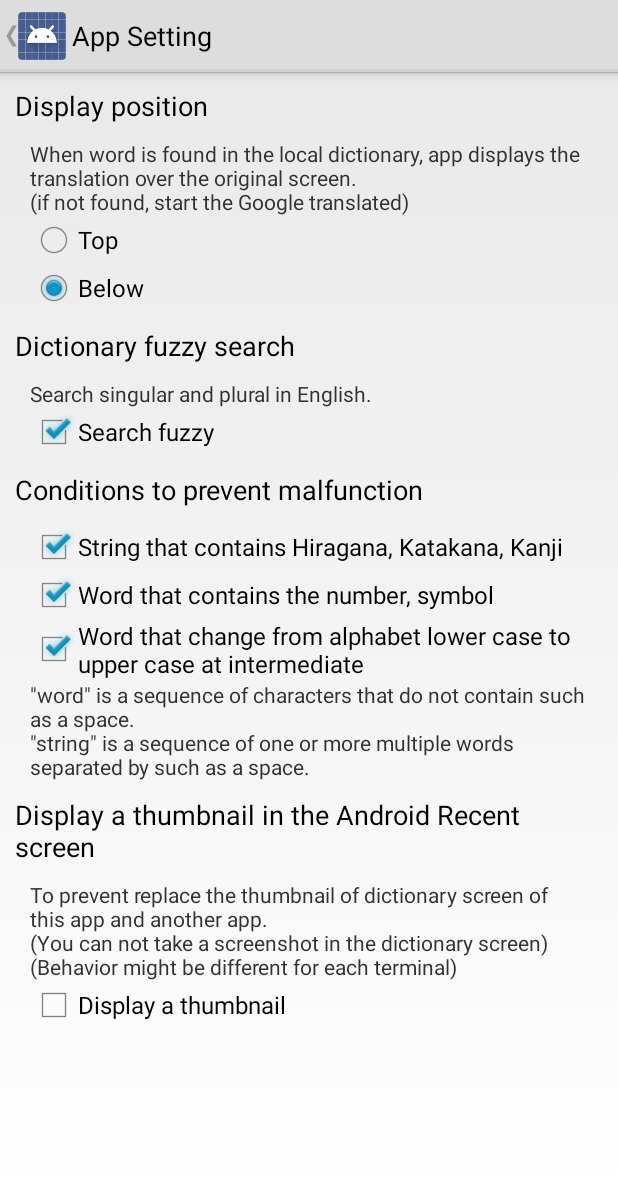
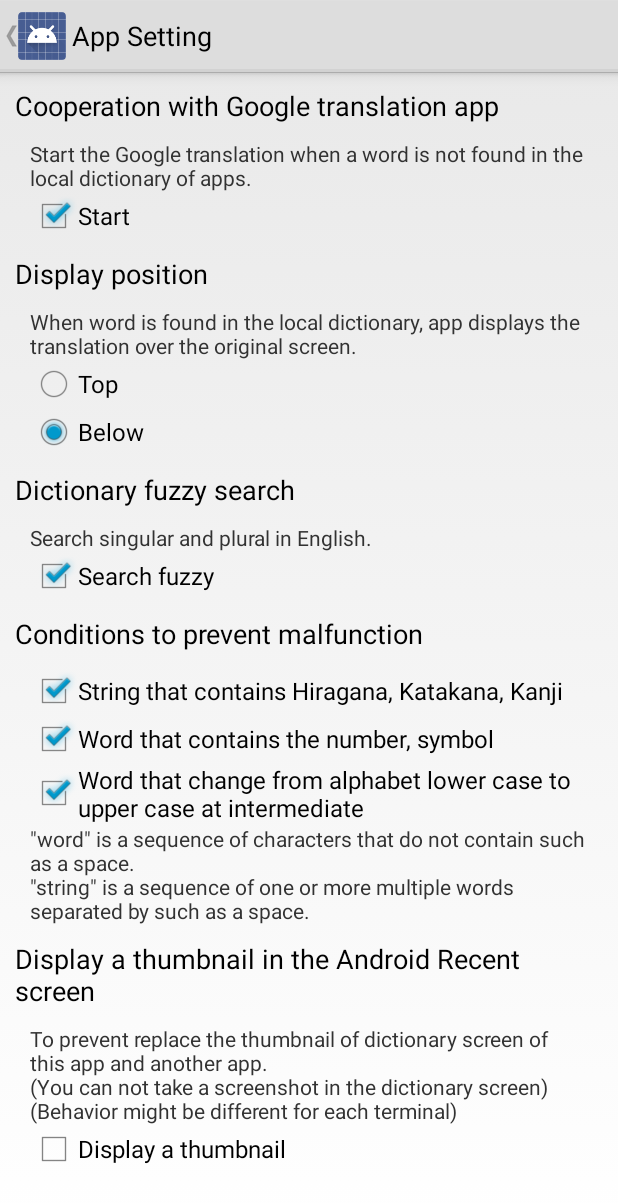
Before and after one commit to ytanaka/ClipboardTranslator, an Android app: the SettingActivity screen opened directly, with no data from a screen before it, on a phone screen of 412 x 824 dp. Shown: the top 1203 px of the screen. Run offline under Robolectric (Android 15) with nearby library versions, the phone set to English and light mode, and no system bars.

Commit message:
Google翻訳と連携しない設定を追加

```diff
--- a/app/src/main/java/io/github/ytanaka/cliptrans/MyPreference.java
+++ b/app/src/main/java/io/github/ytanaka/cliptrans/MyPreference.java
@@ -52,6 +52,14 @@
         pref.edit().putBoolean(KEY_FILTER_WORD_NUM_SP, b).apply();
     }
 
+    private static final String KEY_USE_GOOGLE_TRANSLATE = "isUseGoogleTranslate";
+    public boolean isUseGoogleTranslate() {
+        return pref.getBoolean(KEY_USE_GOOGLE_TRANSLATE, true);
+    }
+    public void setUseGoogleTranslate(boolean b) {
+        pref.edit().putBoolean(KEY_USE_GOOGLE_TRANSLATE, b).apply();
+    }
+
     private static final String KEY_FILTER_WORD_ALPHA_LOW2UP = "isFilterWordAlphaLow2up";
     public boolean isFilterWordAlphaLow2up() {
         return pref.getBoolean(KEY_FILTER_WORD_ALPHA_LOW2UP, true);
--- a/app/src/main/java/io/github/ytanaka/cliptrans/activity/SettingActivity.java
+++ b/app/src/main/java/io/github/ytanaka/cliptrans/activity/SettingActivity.java
@@ -22,6 +22,16 @@
         ActionBar actionBar = getActionBar();
         if (actionBar != null) actionBar.setDisplayHomeAsUpEnabled(true);
         mPref = MyApplication.instance(this).getPref();
+
+        // Google翻訳との連携
+        final CheckBox checkBoxUseGoogleTranslate = (CheckBox) findViewById(R.id.checkBox_use_google_translate);
+        checkBoxUseGoogleTranslate.setOnCheckedChangeListener(new CompoundButton.OnCheckedChangeListener() {
+            @Override
+            public void onCheckedChanged(CompoundButton buttonView, boolean isChecked) {
+                mPref.setUseGoogleTranslate(checkBoxUseGoogleTranslate.isChecked());
+            }
+        });
+        checkBoxUseGoogleTranslate.setChecked(mPref.isUseGoogleTranslate());
 
         // 表示位置
         RadioGroup radioGroup = (RadioGroup) findViewById(R.id.radioGroup_display);
--- a/app/src/main/java/io/github/ytanaka/cliptrans/service/ClipboardListenerService.java
+++ b/app/src/main/java/io/github/ytanaka/cliptrans/service/ClipboardListenerService.java
@@ -20,6 +20,7 @@
 import android.widget.Toast;
 
 import io.github.ytanaka.cliptrans.Logic;
+import io.github.ytanaka.cliptrans.MyPreference;
 import io.github.ytanaka.cliptrans.R;
 import io.github.ytanaka.cliptrans.activity.DicActivity;
 import io.github.ytanaka.cliptrans.activity.MainActivity;
@@ -86,7 +87,8 @@
         lastCall = now;
 
         DB db = MyApplication.instance(this).getDb();
-        if (db.find(s, 1).size() > 0 || Logic.fuzzyMatchInDic(this, s) != null) {
+        MyPreference pref = MyApplication.instance(this).getPref();
+        if (db.find(s, 1).size() > 0 || Logic.fuzzyMatchInDic(this, s) != null || !pref.isUseGoogleTranslate()) {
             DicActivity.startActivity(this, s);
         } else if (!Logic.isFilteredWord(this, s)) {
             startTranslator(this, s);
--- a/app/src/main/res/layout/activity_setting.xml
+++ b/app/src/main/res/layout/activity_setting.xml
@@ -15,6 +15,31 @@
             android:layout_width="fill_parent"
             android:layout_height="wrap_content"
             android:padding="10dp" >
+
+            <TextView
+                android:layout_width="wrap_content"
+                android:layout_height="wrap_content"
+                android:textAppearance="?android:attr/textAppearanceMedium"
+                android:text="@string/use_google_translate" />
+
+            <LinearLayout
+                android:orientation="vertical"
+                android:layout_width="match_parent"
+                android:layout_height="wrap_content"
+                android:layout_margin="10dp">
+
+                <TextView
+                    android:layout_width="wrap_content"
+                    android:layout_height="wrap_content"
+                    android:text="@string/use_google_translate_description" />
+
+                <CheckBox
+                    android:layout_width="wrap_content"
+                    android:layout_height="wrap_content"
+                    android:text="@string/use"
+                    android:id="@+id/checkBox_use_google_translate" />
+
+            </LinearLayout>
 
             <TextView
                 android:layout_width="wrap_content"
--- a/app/src/main/res/values/strings.xml
+++ b/app/src/main/res/values/strings.xml
@@ -13,8 +13,12 @@
     <string name="install_google_translate">Install Google Translate</string>
     <string name="translate">Translate</string>
 
+    <string name="use_google_translate">Cooperation with Google translation app</string>
+    <string name="use_google_translate_description">Start the Google translation when a word is not found in the local dictionary of apps.</string>
+    <string name="use">Start</string>
+
     <string name="display_position">Display position</string>
-    <string name="display_position_description">When word is found in the local dictionary, app displays the translation over the original screen.\n(if not found, start the Google translated)</string>
+    <string name="display_position_description">When word is found in the local dictionary, app displays the translation over the original screen.</string>
     <string name="top">Top</string>
     <string name="below">Below</string>
 
--- a/build.gradle
+++ b/build.gradle
@@ -5,7 +5,7 @@
         jcenter()
     }
     dependencies {
-        classpath 'com.android.tools.build:gradle:1.0.0'
+        classpath 'com.android.tools.build:gradle:1.5.0'
 
         // NOTE: Do not place your application dependencies here; they belong
         // in the individual module build.gradle files
```
Also changed, not shown: app/build.gradle (+6 -6 lines), app/src/main/java/io/github/ytanaka/cliptrans/activity/DicActivity.java (+4 -5 lines), 2 other files.
